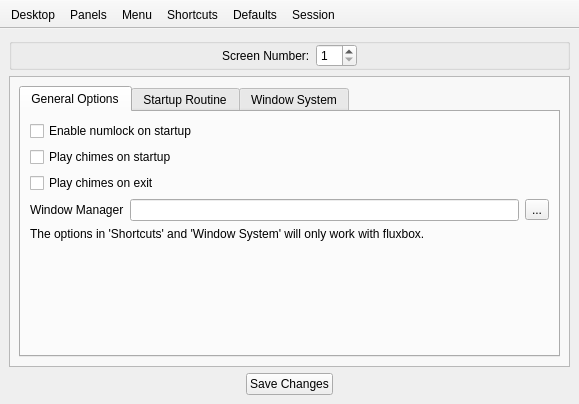
The window that lumina-config/mainUI.ui (lumina-desktop/lumina) describes before a commit, drawn with Qt 5.
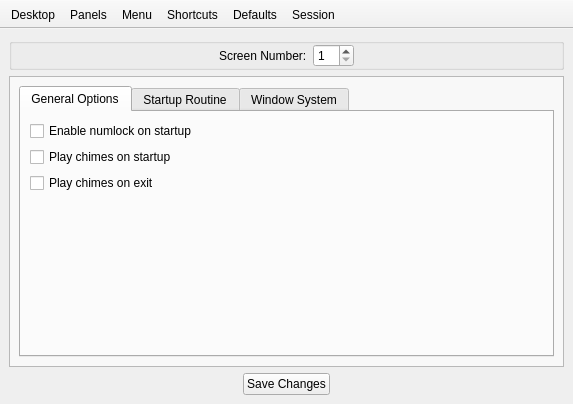
The same window after the commit. The open tabs and pages were chosen to show the change.

Commit message: partially revert commit b4803118c5e22e7a00d313698868a0ebbe5188ba, making default-windowmanager an cli-only option by not exposing a UI

Patch:
```diff
--- a/lumina-config/mainUI.ui
+++ b/lumina-config/mainUI.ui
@@ -9,8 +9,8 @@
    <rect>
     <x>0</x>
     <y>0</y>
-    <width>579</width>
-    <height>392</height>
+    <width>573</width>
+    <height>385</height>
    </rect>
   </property>
   <property name="windowTitle">
@@ -1111,37 +1111,6 @@
               </property>
              </widget>
             </item>
-            <item>
-             <layout class="QHBoxLayout" name="horizontalLayout_18">
-              <property name="topMargin">
-               <number>0</number>
-              </property>
-              <item>
-               <widget class="QLabel" name="label_12">
-                <property name="text">
-                 <string>Window Manager</string>
-                </property>
-               </widget>
-              </item>
-              <item>
-               <widget class="QLineEdit" name="line_session_windowmanager"/>
-              </item>
-              <item>
-               <widget class="QToolButton" name="tool_session_findwm">
-                <property name="text">
-                 <string>...</string>
-                </property>
-               </widget>
-              </item>
-             </layout>
-            </item>
-            <item>
-             <widget class="QLabel" name="label_14">
-              <property name="text">
-               <string>The options in 'Shortcuts' and 'Window System' will only work with fluxbox.</string>
-              </property>
-             </widget>
-            </item>
             <item>
              <spacer name="verticalSpacer_2">
               <property name="orientation">
```
Left out of the diff: 26 changed lines with no effect on the pictures. The commit also changes 2 other files.
